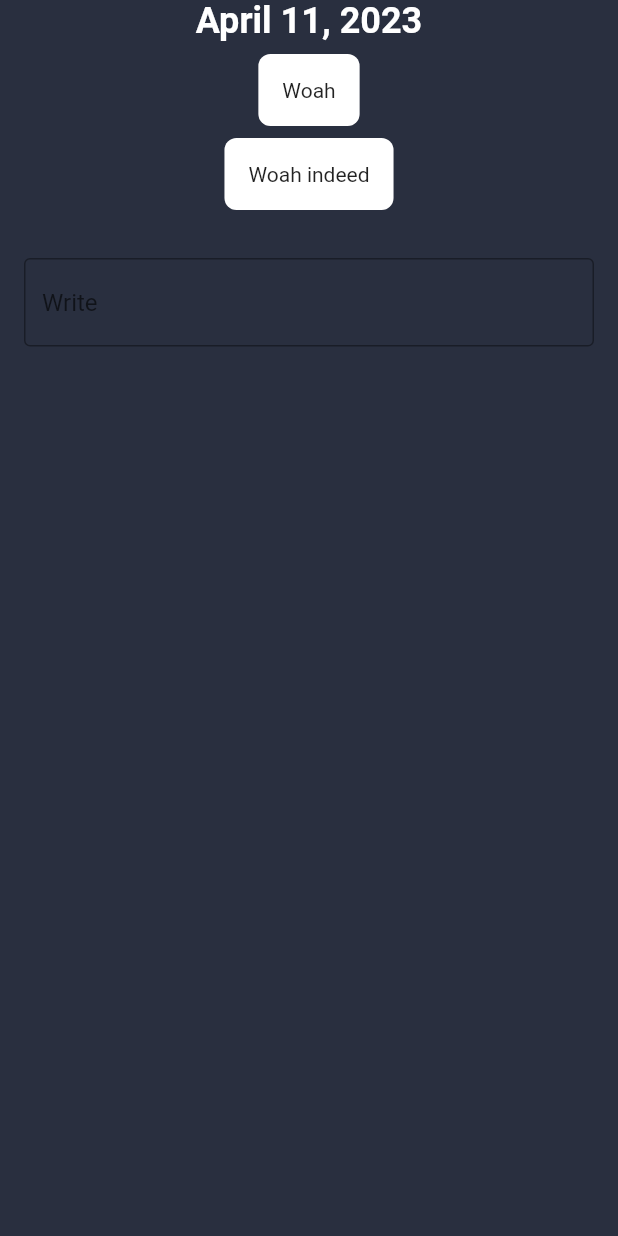
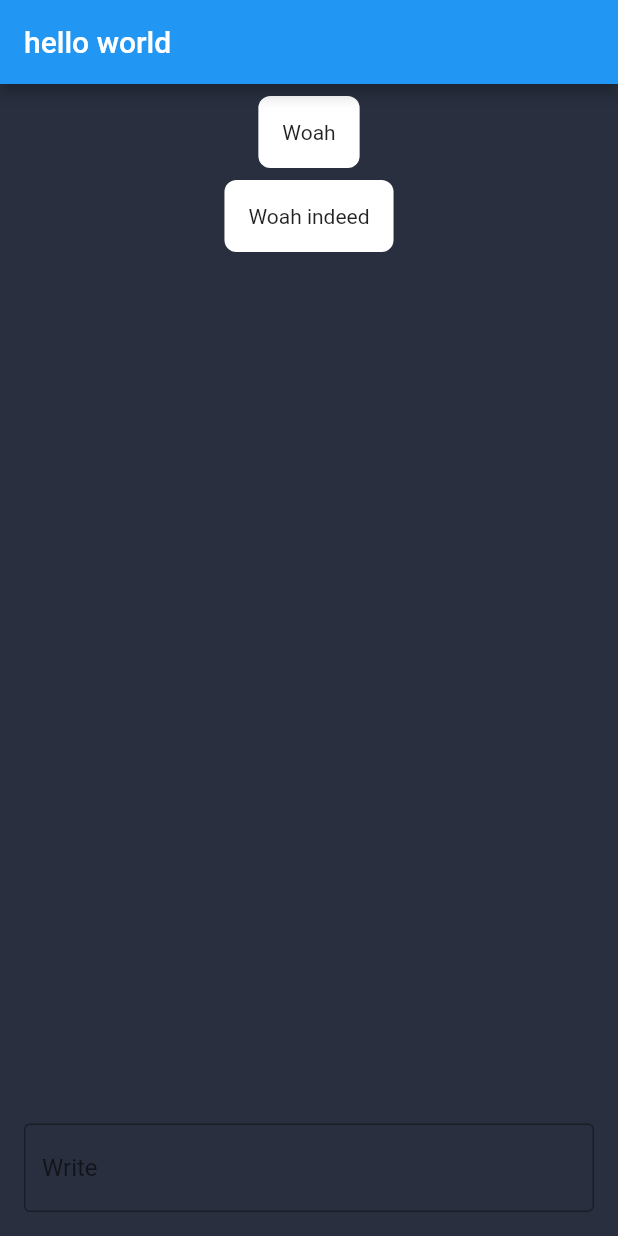
Before and after one commit to mayankagarwals/Ava, a Flutter app: the screen it shows after launch, on a phone screen of 412 x 824 dp. Run offline on Flutter 3.47's test engine with Material 2 defaults, Android fonts, the phone set to English and light mode, and no system bars.

Commit message:
wrap widget in expanded

```diff
--- a/flutter/lib/main.dart
+++ b/flutter/lib/main.dart
@@ -16,7 +16,8 @@ class MyApp extends StatefulWidget{
 }
 
 Widget _buildMessageContainer(List<String> messages) {
-  return Container(
+  return Expanded(
+    child: Container(
       margin: EdgeInsets.symmetric(vertical: 8.0, horizontal: 16.0),
       child: Column(
         children: messages.map((message) {
@@ -30,6 +31,7 @@ Widget _buildMessageContainer(List<String> messages) {
             child: Text(message),
           );
         }).toList(),
+      ),
     ),
   );
 }
@@ -52,43 +54,18 @@ class _MyAppState extends State<MyApp> {
 
       home: Scaffold(
         backgroundColor: Color(0xff292F3F),
+        appBar: AppBar(title: Text("hello world")),
         body: Column(
           children: [
-            Container(
-
-              child: Column(
-                mainAxisAlignment: MainAxisAlignment.center,
-                children: [
-                  Text(
-                  formattedDate,
-                  style: TextStyle(
-                    color: Colors.white,
-                    fontSize: 24.0,
-                    fontWeight: FontWeight.bold,
-                  ),
-                )]
-              ),
-              constraints: BoxConstraints(
-                minWidth: 0.0,
-                maxWidth: double.infinity,
-                minHeight: 0.0,
-                maxHeight: double.infinity,
-              ),
-            ),
 
             _buildMessageContainer(myList),
 
-            Positioned(
-              bottom: 16.0, //how to make this device independent
-              left: 16.0,
-              right: 16.0,
-              child: Padding(
+            Padding(
               padding: EdgeInsets.all(16.0),
               child: TextField(
                 decoration: InputDecoration(
                   hintText: 'Write',
                   border: OutlineInputBorder(),
-                  ),
                 ),
               ),
             ),
```
Lines whose indentation alone changed are shown as unchanged.
